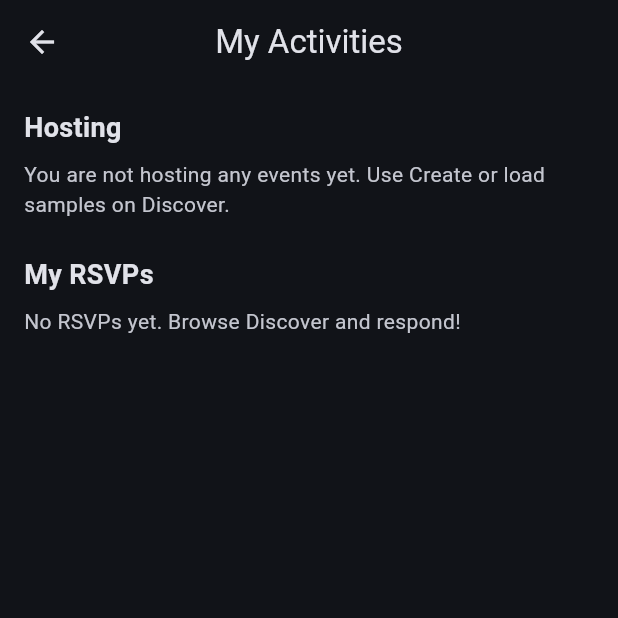
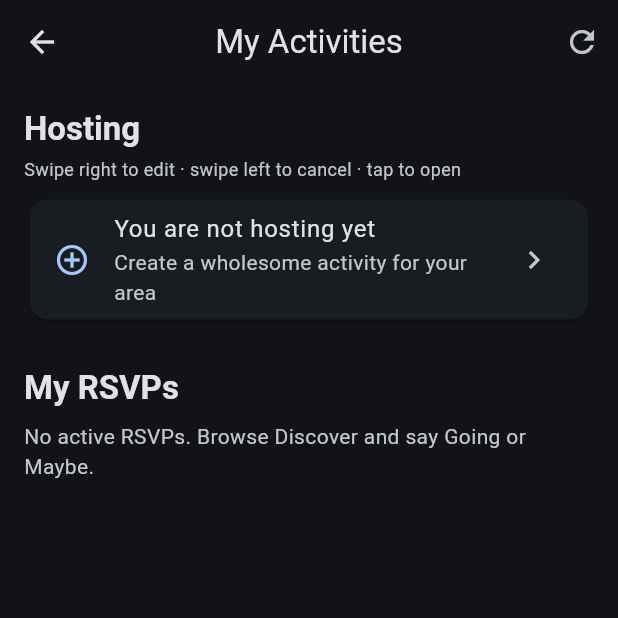
Before and after one commit to divisCorp/TheGathering, a Flutter app: the MyActivitiesScreen screen opened directly, on a phone screen of 412 x 824 dp, the top half of it. Run offline on Flutter 3.47's test engine with Material 3 defaults, Android fonts, the phone set to English and light mode, and no system bars; our stand-ins replace flutter_dotenv, flutter_map, flutter_riverpod, geolocator, go_router, image_picker and 4 more; accounts and stored records are empty; network calls fail.

Commit message:
feat: host RSVP counts, safer RSVP upsert, and error surfaces
Show going/maybe counts on hosted activities, hide cancelled RSVPs,
fix RSVP upsert conflict key, and add Flutter error handlers so
web failures surface instead of failing silently.

```diff
--- a/lib/screens/auth_screen.dart
+++ b/lib/screens/auth_screen.dart
@@ -498,7 +498,7 @@ class _AuthScreenState extends ConsumerState<AuthScreen> {
             ),
             const SizedBox(height: 8),
             Text(
-              'Beta v0.1.2',
+              'Beta v0.1.4',
               style: TextStyle(
                 fontSize: 10,
                 color: theme.colorScheme.onSurfaceVariant.withValues(alpha: 0.7),
--- a/lib/screens/my_activities_screen.dart
+++ b/lib/screens/my_activities_screen.dart
@@ -7,8 +7,7 @@ import 'package:the_gathering/models/event.dart';
 import 'package:the_gathering/screens/create_event_screen.dart';
 import 'package:the_gathering/services/events_service.dart';
 
-/// My Activities screen: shows events the user is hosting + their RSVPs.
-/// Basic RSVPs wired here.
+/// My Activities: hosted events with RSVP counts + personal RSVPs.
 class MyActivitiesScreen extends StatefulWidget {
   const MyActivitiesScreen({super.key});
 
@@ -20,44 +19,12 @@ class _MyActivitiesScreenState extends State<MyActivitiesScreen> {
   bool _isLoading = true;
   List<Map<String, dynamic>> _myRsvps = [];
   List<GatheringEvent> _myHostedEvents = [];
-
-  final List<StreamSubscription> _subscriptions = [];
+  Map<String, ({int going, int maybe})> _rsvpCounts = {};
 
   @override
   void initState() {
     super.initState();
     _loadData();
-    // Realtime subscriptions disabled for now (causes channelError if Realtime replication
-    // is not enabled in Supabase Dashboard > Database > Replication for the tables).
-    // Use pull-to-refresh instead. To re-enable later:
-    // 1. Enable Realtime on the tables in Supabase.
-    // 2. Uncomment the _subscribeToChanges() call and implementation below.
-    // _subscribeToChanges();
-  }
-
-  // void _subscribeToChanges() {
-  //   // Listen for RSVP or event changes (cancelled on dispose)
-  //   _subscriptions.add(
-  //     SupabaseService.client
-  //         .from('rsvps')
-  //         .stream(primaryKey: ['id'])
-  //         .listen((_) => _loadData()),
-  //   );
-  //
-  //   _subscriptions.add(
-  //     SupabaseService.client
-  //         .from('events')
-  //         .stream(primaryKey: ['id'])
-  //         .listen((_) => _loadData()),
-  //   );
-  // }
-
-  @override
-  void dispose() {
-    for (final sub in _subscriptions) {
-      sub.cancel();
-    }
-    super.dispose();
   }
 
   Future<void> _loadData() async {
@@ -65,10 +32,23 @@ class _MyActivitiesScreenState extends State<MyActivitiesScreen> {
     try {
       final rsvps = await EventsService.fetchMyRsvps();
       final hosted = await EventsService.fetchMyEvents();
+      final counts = await EventsService.fetchRsvpCounts(
+        hosted.map((e) => e.id).toList(),
+      );
+
+      // Hide RSVPs to cancelled/missing events
+      final activeRsvps = rsvps.where((r) {
+        final event = r['events'];
+        if (event is! Map) return false;
+        final status = event['status'] as String? ?? 'active';
+        return status == 'active';
+      }).toList();
+
       if (mounted) {
         setState(() {
-          _myRsvps = rsvps;
+          _myRsvps = activeRsvps;
           _myHostedEvents = hosted;
+          _rsvpCounts = counts;
           _isLoading = false;
         });
       }
@@ -104,10 +84,10 @@ class _MyActivitiesScreenState extends State<MyActivitiesScreen> {
     await _loadData();
   }
 
-
-
   @override
   Widget build(BuildContext context) {
+    final theme = Theme.of(context);
+
     if (_isLoading) {
       return const Scaffold(
         body: Center(child: CircularProgressIndicator()),
@@ -115,17 +95,61 @@ class _MyActivitiesScreenState extends State<MyActivitiesScreen> {
     }
 
     return Scaffold(
-      appBar: AppBar(title: const Text('My Activities')),
+      appBar: AppBar(
+        title: const Text('My Activities'),
+        actions: [
+          IconButton(
+            tooltip: 'Refresh',
+            onPressed: _loadData,
+            icon: const Icon(Icons.refresh),
+          ),
+        ],
+      ),
       body: RefreshIndicator(
         onRefresh: _loadData,
         child: ListView(
           padding: const EdgeInsets.all(16),
           children: [
-            if (_myHostedEvents.isNotEmpty) ...[
-              const Text('Hosting', style: TextStyle(fontSize: 18, fontWeight: FontWeight.bold)),
+            Text(
+              'Hosting',
+              style: theme.textTheme.titleLarge?.copyWith(
+                fontWeight: FontWeight.bold,
+              ),
+            ),
+            const SizedBox(height: 4),
+            Text(
+              'Swipe right to edit · swipe left to cancel · tap to open',
+              style: TextStyle(
+                fontSize: 12,
+                color: theme.colorScheme.onSurfaceVariant,
+              ),
+            ),
             const SizedBox(height: 8),
+            if (_myHostedEvents.isEmpty)
+              Card(
+                child: ListTile(
+                  leading: Icon(
+                    Icons.add_circle_outline,
+                    color: theme.colorScheme.primary,
+                  ),
+                  title: const Text('You are not hosting yet'),
+                  subtitle: const Text('Create a wholesome activity for your area'),
+                  trailing: const Icon(Icons.chevron_right),
+                  onTap: () {
+                    // Switch user to Create tab via shell would need callback;
+                    // open create as full route is not registered — nudge Discover seed.
+                    ScaffoldMessenger.of(context).showSnackBar(
+                      const SnackBar(
+                        content: Text('Use the Create tab to host an activity.'),
+                      ),
+                    );
+                  },
+                ),
+              )
+            else
               ..._myHostedEvents.map((e) {
-                final timeStr = DateFormat('MMM d, h:mm a').format(e.startTime);
+                final timeStr = DateFormat('MMM d · h:mm a').format(e.startTime);
+                final counts = _rsvpCounts[e.id] ?? (going: 0, maybe: 0);
                 return Dismissible(
                   key: ValueKey(e.id),
                   direction: DismissDirection.horizontal,
@@ -147,82 +171,97 @@ class _MyActivitiesScreenState extends State<MyActivitiesScreen> {
                   ),
                   confirmDismiss: (direction) async {
                     if (direction == DismissDirection.startToEnd) {
-                      // Swipe right -> edit
-                      _editHostedEvent(e);
-                      return false; // do not dismiss
-                    } else {
-                      // Swipe left -> delete
+                      await _editHostedEvent(e);
+                      return false;
+                    }
                     return await showDialog<bool>(
                           context: context,
                           builder: (ctx) => AlertDialog(
-                          title: const Text('Delete Event?'),
-                          content: Text('Permanently delete "${e.title}"?'),
+                            title: const Text('Cancel activity?'),
+                            content: Text('Remove "${e.title}" from Discover?'),
                             actions: [
-                            TextButton(onPressed: () => Navigator.pop(ctx, false), child: const Text('Cancel')),
-                            TextButton(onPressed: () => Navigator.pop(ctx, true), child: const Text('Delete')),
+                              TextButton(
+                                onPressed: () => Navigator.pop(ctx, false),
+                                child: const Text('Keep'),
+                              ),
+                              FilledButton(
+                                onPressed: () => Navigator.pop(ctx, true),
+                                child: const Text('Cancel activity'),
+                              ),
                             ],
                           ),
-                      );
-                    }
+                        ) ??
+                        false;
                   },
                   onDismissed: (direction) async {
-                    if (direction == DismissDirection.endToStart) {
+                    if (direction != DismissDirection.endToStart) return;
                     try {
                       await EventsService.deleteEvent(e.id);
                       await _loadData();
-                        if (mounted) {
+                      if (!mounted) return;
                       ScaffoldMessenger.of(context).showSnackBar(
-                            const SnackBar(content: Text('Event deleted')),
+                        const SnackBar(content: Text('Activity cancelled')),
                       );
-                        }
                     } catch (err) {
-                        if (mounted) {
+                      if (!mounted) return;
                       ScaffoldMessenger.of(context).showSnackBar(
-                            SnackBar(content: Text('Failed to delete: $err')),
+                        SnackBar(content: Text('Failed to cancel: $err')),
                       );
-                        }
-                      }
+                      await _loadData();
                     }
                   },
                   child: Card(
                     margin: const EdgeInsets.symmetric(vertical: 4),
                     child: ListTile(
-                      leading: const Icon(Icons.event),
-                      title: Text(e.title),
-                      subtitle: Text('$timeStr · swipe to edit or cancel'),
-                      trailing: const Chip(label: Text('Hosting')),
+                      leading: CircleAvatar(
+                        backgroundColor: theme.colorScheme.primaryContainer,
+                        child: Icon(
+                          Icons.event,
+                          color: theme.colorScheme.onPrimaryContainer,
+                        ),
+                      ),
+                      title: Text(
+                        e.title,
+                        style: const TextStyle(fontWeight: FontWeight.w600),
+                      ),
+                      subtitle: Text(
+                        '$timeStr\n'
+                        '${counts.going} going · ${counts.maybe} maybe',
+                      ),
+                      isThreeLine: true,
+                      trailing: const Chip(label: Text('Host')),
                       onTap: () => context.push('/event', extra: e),
                     ),
                   ),
                 );
               }),
-              const SizedBox(height: 24),
-            ] else ...[
-              const Text('Hosting', style: TextStyle(fontSize: 18, fontWeight: FontWeight.bold)),
-              const SizedBox(height: 8),
+
+            const SizedBox(height: 28),
             Text(
-                'You are not hosting any events yet. Use Create or load samples on Discover.',
-                style: TextStyle(color: Theme.of(context).colorScheme.onSurfaceVariant),
+              'My RSVPs',
+              style: theme.textTheme.titleLarge?.copyWith(
+                fontWeight: FontWeight.bold,
               ),
-              const SizedBox(height: 24),
-            ],
-            const Text('My RSVPs', style: TextStyle(fontSize: 18, fontWeight: FontWeight.bold)),
+            ),
             const SizedBox(height: 8),
             if (_myRsvps.isEmpty)
               Text(
-                'No RSVPs yet. Browse Discover and respond!',
-                style: TextStyle(color: Theme.of(context).colorScheme.onSurfaceVariant),
+                'No active RSVPs. Browse Discover and say Going or Maybe.',
+                style: TextStyle(color: theme.colorScheme.onSurfaceVariant),
               )
             else
               ..._myRsvps.map((r) {
-                final eventMap = (r['events'] as Map<String, dynamic>?) ?? {};
+                final eventMap =
+                    (r['events'] as Map<String, dynamic>?) ?? {};
                 final status = r['status'] as String? ?? 'going';
-                final title = eventMap['title'] as String? ?? 'Unknown event';
+                final title =
+                    eventMap['title'] as String? ?? 'Unknown event';
                 String timeStr = '';
                 final startStr = eventMap['start_time'];
                 if (startStr is String) {
                   try {
-                    timeStr = DateFormat('MMM d, h:mm a').format(DateTime.parse(startStr));
+                    timeStr = DateFormat('MMM d · h:mm a')
+                        .format(DateTime.parse(startStr));
                   } catch (_) {}
                 }
                 GatheringEvent? parsed;
@@ -232,39 +271,54 @@ class _MyActivitiesScreenState extends State<MyActivitiesScreen> {
                   }
                 } catch (_) {}
 
+                final statusLabel = {
+                      'going': 'Going',
+                      'maybe': 'Maybe',
+                      'no': 'Not going',
+                    }[status] ??
+                    status;
+
                 return Dismissible(
                   key: ValueKey('rsvp_${eventMap['id'] ?? title}'),
                   direction: DismissDirection.endToStart,
-                  dismissThresholds: const {DismissDirection.endToStart: 0.25},
+                  dismissThresholds: const {
+                    DismissDirection.endToStart: 0.25,
+                  },
                   background: Container(
                     color: Colors.red,
                     alignment: Alignment.centerRight,
                     padding: const EdgeInsets.symmetric(horizontal: 20),
                     child: const Icon(Icons.delete, color: Colors.white),
                   ),
-                  confirmDismiss: (direction) async {
+                  confirmDismiss: (_) async {
                     return await showDialog<bool>(
                           context: context,
                           builder: (ctx) => AlertDialog(
                             title: const Text('Remove RSVP?'),
                             content: Text('Stop attending "$title"?'),
                             actions: [
-                          TextButton(onPressed: () => Navigator.pop(ctx, false), child: const Text('Cancel')),
-                          TextButton(onPressed: () => Navigator.pop(ctx, true), child: const Text('Remove')),
+                              TextButton(
+                                onPressed: () => Navigator.pop(ctx, false),
+                                child: const Text('Keep'),
+                              ),
+                              FilledButton(
+                                onPressed: () => Navigator.pop(ctx, true),
+                                child: const Text('Remove'),
+                              ),
                             ],
                           ),
-                    );
+                        ) ??
+                        false;
                   },
-                  onDismissed: (direction) async {
+                  onDismissed: (_) async {
                     try {
                       await EventsService.cancelRsvp(eventMap['id'] as String);
                       await _loadData();
                     } catch (err) {
-                      if (mounted) {
+                      if (!mounted) return;
                       ScaffoldMessenger.of(context).showSnackBar(
                         SnackBar(content: Text('Failed to remove: $err')),
                       );
-                      }
                     }
                   },
                   child: Card(
@@ -273,17 +327,24 @@ class _MyActivitiesScreenState extends State<MyActivitiesScreen> {
                       leading: const Icon(Icons.event_available),
                       title: Text(title),
                       subtitle: Text(
-                        timeStr.isNotEmpty ? '$timeStr · $status' : 'Status: $status',
+                        timeStr.isNotEmpty
+                            ? '$timeStr · $statusLabel'
+                            : statusLabel,
                       ),
                       trailing: PopupMenuButton<String>(
-                        onSelected: (newStatus) =>
-                            _updateRsvp(eventMap['id'] as String, newStatus),
+                        onSelected: (newStatus) => _updateRsvp(
+                          eventMap['id'] as String,
+                          newStatus,
+                        ),
                         itemBuilder: (_) => const [
                           PopupMenuItem(value: 'going', child: Text('Going')),
                           PopupMenuItem(value: 'maybe', child: Text('Maybe')),
-                          PopupMenuItem(value: 'no', child: Text('Not going')),
+                          PopupMenuItem(
+                            value: 'no',
+                            child: Text('Not going'),
+                          ),
                         ],
-                        child: Chip(label: Text(status)),
+                        child: Chip(label: Text(statusLabel)),
                       ),
                       onTap: parsed == null
                           ? null
@@ -292,6 +353,7 @@ class _MyActivitiesScreenState extends State<MyActivitiesScreen> {
                   ),
                 );
               }),
+            const SizedBox(height: 24),
           ],
         ),
       ),
--- a/lib/services/events_service.dart
+++ b/lib/services/events_service.dart
@@ -219,12 +219,15 @@ class EventsService {
     final user = SupabaseService.currentUser;
     if (user == null) throw Exception('User not authenticated');
 
-    await _client.from('rsvps').upsert({
-      'user_id': user.id,
-      'event_id': eventId,
-      'status': status,
-      'note': note,
-    });
+    await _client.from('rsvps').upsert(
+      {
+        'user_id': user.id,
+        'event_id': eventId,
+        'status': status,
+        'note': note,
+      },
+      onConflict: 'user_id,event_id',
+    );
   }
 
   /// Remove RSVP for an event.
@@ -249,6 +252,36 @@ class EventsService {
         .order('created_at', ascending: true);
 
     return List<Map<String, dynamic>>.from(response);
+  }
+
+  /// Counts of going / maybe per event (for host dashboard cards).
+  static Future<Map<String, ({int going, int maybe})>> fetchRsvpCounts(
+    List<String> eventIds,
+  ) async {
+    if (eventIds.isEmpty) return {};
+    final response = await _client
+        .from('rsvps')
+        .select('event_id, status')
+        .inFilter('event_id', eventIds)
+        .inFilter('status', ['going', 'maybe']);
+
+    final counts = <String, ({int going, int maybe})>{};
+    for (final id in eventIds) {
+      counts[id] = (going: 0, maybe: 0);
+    }
+    for (final row in response as List<dynamic>) {
+      final map = row as Map<String, dynamic>;
+      final id = map['event_id'] as String?;
+      final status = map['status'] as String?;
+      if (id == null || !counts.containsKey(id)) continue;
+      final cur = counts[id]!;
+      if (status == 'going') {
+        counts[id] = (going: cur.going + 1, maybe: cur.maybe);
+      } else if (status == 'maybe') {
+        counts[id] = (going: cur.going, maybe: cur.maybe + 1);
+      }
+    }
+    return counts;
   }
 
   /// Cancel an event (host only). Soft-cancel so history/reports remain.
--- a/pubspec.yaml
+++ b/pubspec.yaml
@@ -2,7 +2,7 @@ name: the_gathering
 description: "The Gathering - Uplifting activities. Genuine friendships. Right where you are. Mobile app for LDS members to find and organize wholesome activities."
 publish_to: 'none'
 
-version: 0.1.3+4
+version: 0.1.4+5
 
 environment:
   sdk: '>=3.3.0 <4.0.0'
```
Also changed, not shown: lib/main.dart (+30 -0 lines). Lines whose indentation alone changed are shown as unchanged.
